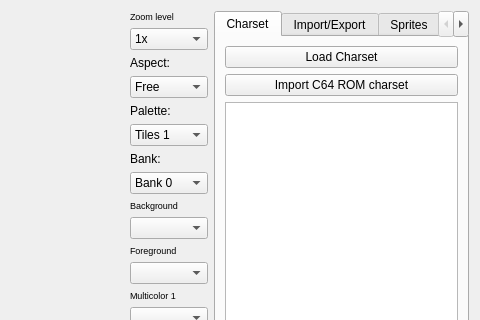
Old version of the form source/trsedocuments/formimageeditor.ui in the repository leuat/TRSE; both pictures show x 653 to 1133 and y 0 to 320 of the 1133 by 600 pixel window.
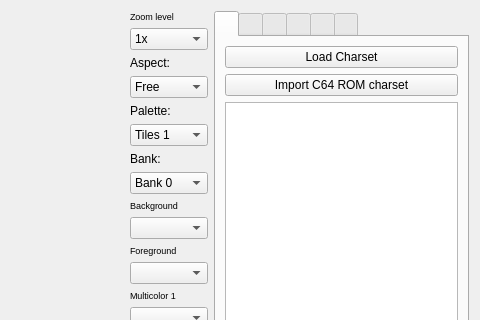
New version of the form. Icons and pictures are not drawn. Custom widgets are drawn as their Qt base class.

Commit message: Tab icons

```diff
--- a/source/trsedocuments/formimageeditor.ui
+++ b/source/trsedocuments/formimageeditor.ui
@@ -315,6 +315,12 @@
        <property name="currentIndex">
         <number>0</number>
        </property>
+       <property name="iconSize">
+        <size>
+         <width>32</width>
+         <height>32</height>
+        </size>
+       </property>
        <widget class="QWidget" name="tabCharset">
         <property name="maximumSize">
          <size>
@@ -323,7 +329,7 @@
          </size>
         </property>
         <attribute name="title">
-         <string>Charset</string>
+         <string/>
         </attribute>
         <layout class="QGridLayout" name="gridLayout_9">
          <item row="0" column="0">
@@ -414,7 +420,7 @@
        </widget>
        <widget class="QWidget" name="tab_3">
         <attribute name="title">
-         <string>Import/Export</string>
+         <string/>
         </attribute>
         <widget class="QWidget" name="gridLayoutWidget_7">
          <property name="geometry">
@@ -545,7 +551,7 @@
        </widget>
        <widget class="QWidget" name="tabSprites">
         <attribute name="title">
-         <string>Sprites</string>
+         <string/>
         </attribute>
         <widget class="QWidget" name="verticalLayoutWidget_3">
          <property name="geometry">
@@ -815,7 +821,7 @@
        </widget>
        <widget class="QWidget" name="tab_6">
         <attribute name="title">
-         <string>Levels</string>
+         <string/>
         </attribute>
         <layout class="QGridLayout" name="gridLayout_5">
          <item row="0" column="0">
@@ -825,7 +831,7 @@
        </widget>
        <widget class="QWidget" name="tab_7">
         <attribute name="title">
-         <string>Data</string>
+         <string/>
         </attribute>
         <layout class="QGridLayout" name="gridLayout_7">
          <item row="0" column="0">
@@ -859,7 +865,7 @@
        </widget>
        <widget class="QWidget" name="tab">
         <attribute name="title">
-         <string>Effects</string>
+         <string/>
         </attribute>
         <widget class="QWidget" name="horizontalLayoutWidget">
          <property name="geometry">
```
Left out of the diff: 28 changed lines with no effect on the pictures. The commit also changes 9 other files.
